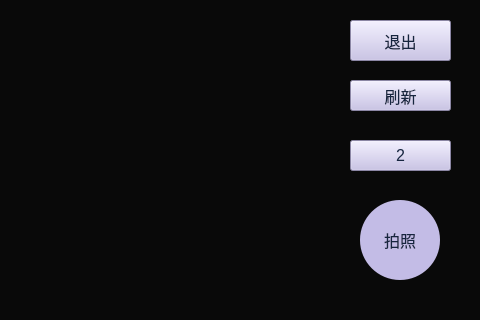
HXBJ1737/Linux_Qt_app, file src/cam.ui: the form before one commit; both pictures show x 320 to 800 and y 0 to 320 of the 800 by 480 pixel window.
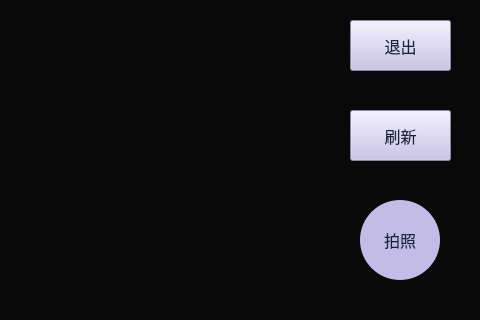
The form after the commit.

```diff
--- a/src/cam.ui
+++ b/src/cam.ui
@@ -22,9 +22,9 @@
     <property name="geometry">
      <rect>
       <x>670</x>
-      <y>80</y>
+      <y>110</y>
       <width>101</width>
-      <height>31</height>
+      <height>51</height>
      </rect>
     </property>
     <property name="font">
@@ -40,28 +40,6 @@
      <string>刷新</string>
     </property>
    </widget>
-   <widget class="QPushButton" name="closebtn">
-    <property name="geometry">
-     <rect>
-      <x>670</x>
-      <y>140</y>
-      <width>101</width>
-      <height>31</height>
-     </rect>
-    </property>
-    <property name="font">
-     <font>
-      <pointsize>12</pointsize>
-     </font>
-    </property>
-    <property name="styleSheet">
-     <string notr="true">background-color: rgb(195, 188, 230);
-color: rgb(22, 37, 63);</string>
-    </property>
-    <property name="text">
-     <string>2</string>
-    </property>
-   </widget>
    <widget class="QWidget" name="widget" native="true">
     <property name="geometry">
      <rect>
@@ -125,7 +103,7 @@
       <x>670</x>
       <y>20</y>
       <width>101</width>
-      <height>41</height>
+      <height>51</height>
      </rect>
     </property>
     <property name="font">
```
